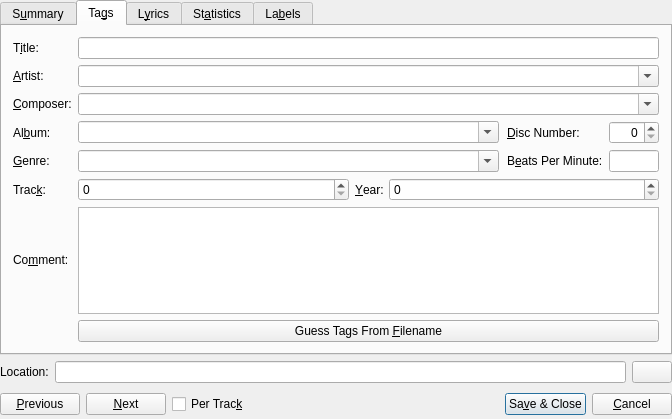
Qt form src/dialogs/TagDialogBase.ui (netrunner-debian-kde-extras/amarok) before a commit.
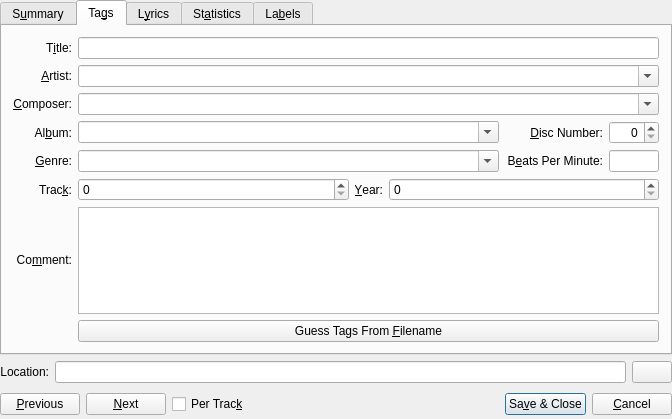
The same form after that commit. Custom widgets are drawn as their Qt base class.

```diff
--- a/src/dialogs/TagDialogBase.ui
+++ b/src/dialogs/TagDialogBase.ui
@@ -160,6 +160,9 @@
            <property name="text">
             <string>T&amp;itle:</string>
            </property>
+           <property name="alignment">
+            <set>Qt::AlignRight|Qt::AlignTrailing|Qt::AlignVCenter</set>
+           </property>
            <property name="wordWrap">
             <bool>false</bool>
            </property>
@@ -176,6 +179,9 @@
            <property name="text">
             <string>&amp;Artist:</string>
            </property>
+           <property name="alignment">
+            <set>Qt::AlignRight|Qt::AlignTrailing|Qt::AlignVCenter</set>
+           </property>
            <property name="wordWrap">
             <bool>false</bool>
            </property>
@@ -205,6 +211,9 @@
            <property name="text">
             <string>&amp;Composer:</string>
            </property>
+           <property name="alignment">
+            <set>Qt::AlignRight|Qt::AlignTrailing|Qt::AlignVCenter</set>
+           </property>
            <property name="wordWrap">
             <bool>false</bool>
            </property>
@@ -231,6 +240,9 @@
            <property name="text">
             <string>Al&amp;bum:</string>
            </property>
+           <property name="alignment">
+            <set>Qt::AlignRight|Qt::AlignTrailing|Qt::AlignVCenter</set>
+           </property>
            <property name="wordWrap">
             <bool>false</bool>
            </property>
@@ -274,7 +286,7 @@
                 <string>&amp;Disc Number:</string>
                </property>
                <property name="alignment">
-                <set>Qt::AlignLeading|Qt::AlignLeft|Qt::AlignVCenter</set>
+                <set>Qt::AlignRight|Qt::AlignTrailing|Qt::AlignVCenter</set>
                </property>
                <property name="wordWrap">
                 <bool>false</bool>
@@ -284,19 +296,6 @@
                </property>
               </widget>
              </item>
-             <item>
-              <spacer name="horizontalSpacer_6">
-               <property name="orientation">
-                <enum>Qt::Horizontal</enum>
-               </property>
-               <property name="sizeHint" stdset="0">
-                <size>
-                 <width>40</width>
-                 <height>20</height>
-                </size>
-               </property>
-              </spacer>
-             </item>
              <item>
               <widget class="QSpinBox" name="qSpinBox_discNumber">
                <property name="sizePolicy">
@@ -362,6 +361,9 @@
                <property name="text">
                 <string>B&amp;eats Per Minute:</string>
                </property>
+               <property name="alignment">
+                <set>Qt::AlignRight|Qt::AlignTrailing|Qt::AlignVCenter</set>
+               </property>
                <property name="buddy">
                 <cstring>kLineEdit_Bpm</cstring>
                </property>
@@ -436,6 +438,9 @@
            <property name="text">
             <string>&amp;Genre:</string>
            </property>
+           <property name="alignment">
+            <set>Qt::AlignRight|Qt::AlignTrailing|Qt::AlignVCenter</set>
+           </property>
            <property name="wordWrap">
             <bool>false</bool>
            </property>
@@ -452,6 +457,9 @@
            <property name="textFormat">
             <enum>Qt::PlainText</enum>
            </property>
+           <property name="alignment">
+            <set>Qt::AlignRight|Qt::AlignTrailing|Qt::AlignVCenter</set>
+           </property>
            <property name="wordWrap">
             <bool>false</bool>
            </property>
@@ -486,6 +494,9 @@
              <property name="text">
               <string>&amp;Year:</string>
              </property>
+             <property name="alignment">
+              <set>Qt::AlignRight|Qt::AlignTrailing|Qt::AlignVCenter</set>
+             </property>
              <property name="wordWrap">
               <bool>false</bool>
              </property>
@@ -523,6 +534,9 @@
            <property name="textFormat">
             <enum>Qt::PlainText</enum>
            </property>
+           <property name="alignment">
+            <set>Qt::AlignRight|Qt::AlignTrailing|Qt::AlignVCenter</set>
+           </property>
            <property name="wordWrap">
             <bool>false</bool>
            </property>
@@ -859,6 +873,9 @@
          <property name="text">
           <string>Location:</string>
          </property>
+         <property name="alignment">
+          <set>Qt::AlignRight|Qt::AlignTrailing|Qt::AlignVCenter</set>
+         </property>
          <property name="wordWrap">
           <bool>false</bool>
          </property>
```
Left out of the diff: 16 changed lines with no effect on the pictures.
